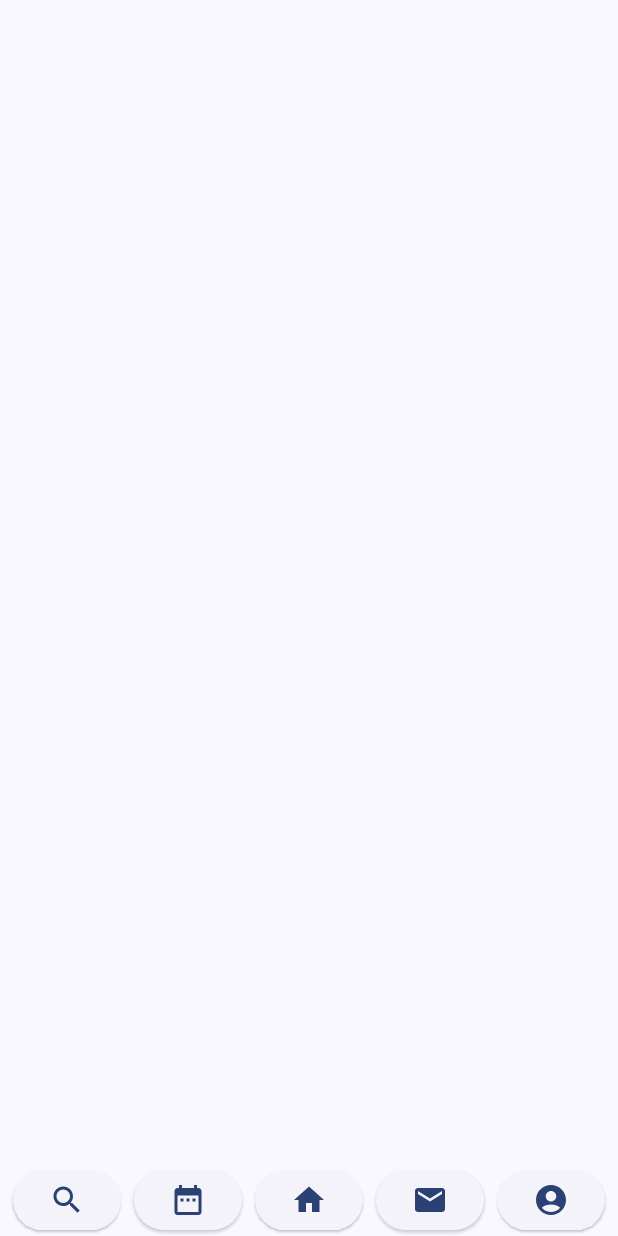
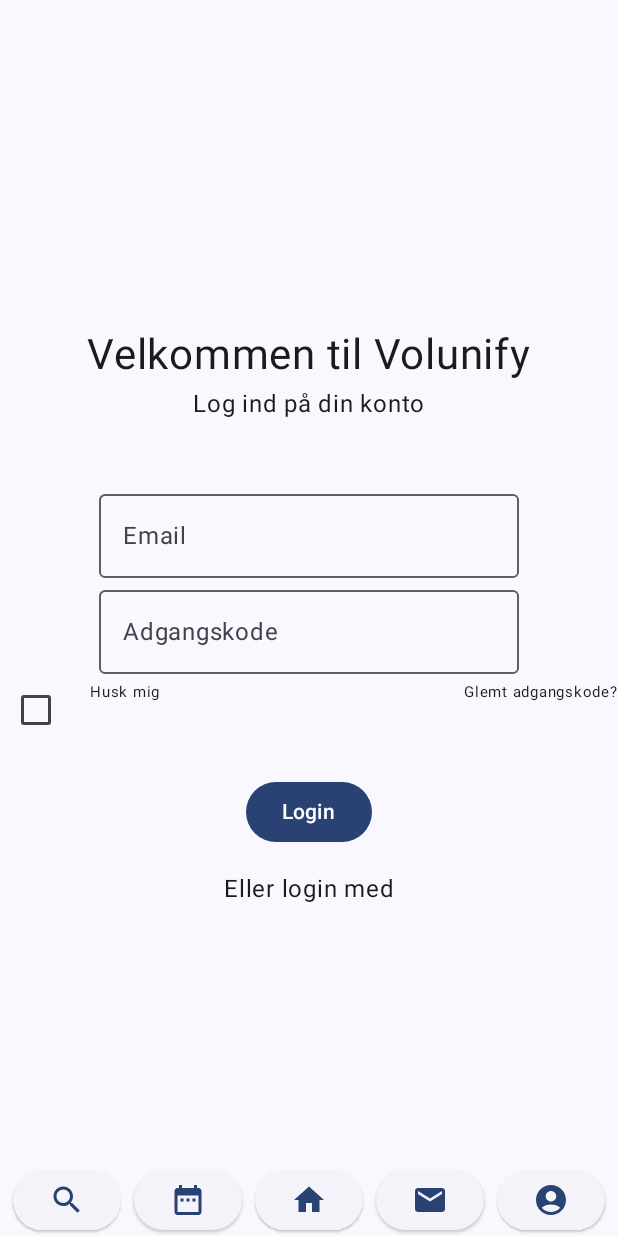
Before and after one commit to ITA23-Studiegruppe-2/Frivillig-Eksamens-Projekt, an Android app built with Jetpack Compose: the screen it shows after launch (MainActivity), on a phone screen of 412 x 824 dp. Run offline under Robolectric (Android 15) with nearby library versions, the phone set to English and light mode, and no system bars; our stand-ins replace Firebase (no records; nobody signed in at launch, a user with empty details on screens opened directly).

Commit message:
Added LoginScreen

```diff
--- a/app/src/main/java/com/example/frivillig_eksamens_projekt/MainActivity.kt
+++ b/app/src/main/java/com/example/frivillig_eksamens_projekt/MainActivity.kt
@@ -12,6 +12,7 @@
 import androidx.compose.ui.Modifier
 import androidx.compose.ui.tooling.preview.Preview
 import com.example.frivillig_eksamens_projekt.navigation.Navigation
+import com.example.frivillig_eksamens_projekt.ui.loginScreen.LoginScreen
 import com.example.frivillig_eksamens_projekt.ui.navigationBar.BottomNavigationBar
 import com.example.frivillig_eksamens_projekt.ui_elements.theme.FrivilligEksamensProjektTheme
 
@@ -25,6 +26,9 @@
                     modifier = Modifier.fillMaxSize(),
                     color = MaterialTheme.colorScheme.background
                 ) {
+                    LoginScreen(
+                        onSuccessLogin = {}
+                    )
                     BottomNavigationBar(
                         onSearchClick = { /*TODO*/ },
                         onCalenderClick = { /*TODO*/ },
--- /dev/null
+++ b/app/src/main/java/com/example/frivillig_eksamens_projekt/ui/loginScreen/Login.kt
@@ -0,0 +1,86 @@
+package com.example.frivillig_eksamens_projekt.ui.loginScreen
+
+
+import androidx.compose.foundation.clickable
+import androidx.compose.foundation.layout.*
+import androidx.compose.material3.Button
+import androidx.compose.material3.Checkbox
+import androidx.compose.material3.OutlinedTextField
+import androidx.compose.material3.Text
+import androidx.compose.runtime.Composable
+import androidx.compose.ui.Alignment
+import androidx.compose.ui.Modifier
+import androidx.compose.ui.unit.dp
+import androidx.compose.ui.unit.sp
+
+
+
+@Composable
+fun LoginScreen(
+    onSuccessLogin: () -> Unit,
+) {
+    val loginViewModel = LoginViewModel()
+
+
+    Column(
+        modifier = Modifier.fillMaxSize(),
+        verticalArrangement = Arrangement.Center,
+        horizontalAlignment = Alignment.CenterHorizontally
+    ) {
+
+        //Titel & undertitel
+        Text(text = "Velkommen til Volunify", fontSize = 28.sp)
+        Spacer(modifier = Modifier.height(4.dp))
+        Text(text = "Log ind på din konto")
+
+
+        //Email
+        Spacer(modifier = Modifier.height(40.dp))
+        OutlinedTextField(
+            value = loginViewModel.email,
+            onValueChange = { loginViewModel.email = it },
+            label = {
+                Text(text = "Email")
+            })
+
+
+        //Adgangskode
+        OutlinedTextField(
+            value = loginViewModel.password,
+            onValueChange = { loginViewModel.password = it },
+            label = {
+                Text(text = "Adgangskode")
+            })
+
+
+        //Checkbox & glemt adgangskode
+        Row {
+            Checkbox(
+                checked = loginViewModel.rememberMe,
+                onCheckedChange = { loginViewModel.rememberMe = it }
+            )
+            Spacer(modifier = Modifier.width(12.dp))
+            Text(
+                text = "Husk mig",
+                fontSize = 10.sp
+            )
+            Spacer(modifier = Modifier.weight(10f))
+            Text(text = "Glemt adgangskode?", fontSize = 10.sp, modifier = Modifier.clickable {
+
+            })
+        }
+
+        //Login
+        Spacer(modifier = Modifier.height(20.dp))
+        Button(onClick = {
+            loginViewModel.login(loginViewModel.email, loginViewModel.password, onSuccessLogin, onFailure = {})
+        }) {
+            Text(text = "Login")
+
+        }
+
+        //Login via noget andet
+        Spacer(modifier = Modifier.height(15.dp))
+        Text(text = "Eller login med")
+    }
+}
--- /dev/null
+++ b/app/src/main/java/com/example/frivillig_eksamens_projekt/ui/loginScreen/LoginViewModel.kt
@@ -0,0 +1,24 @@
+package com.example.frivillig_eksamens_projekt.ui.loginScreen
+
+import androidx.compose.runtime.Composable
+import androidx.compose.runtime.getValue
+import androidx.compose.runtime.mutableStateOf
+import androidx.compose.runtime.remember
+import androidx.compose.runtime.setValue
+import androidx.lifecycle.ViewModel
+import com.example.frivillig_eksamens_projekt.services.AccountService
+
+class LoginViewModel: ViewModel() {
+    var accountService: AccountService = AccountService()
+
+    var rememberMe by mutableStateOf(false)
+    var email by   mutableStateOf("")
+    var password by  mutableStateOf("")
+
+
+    fun login(email: String, password: String, onSuccessLogin: () -> Unit, onFailure: () -> Unit) {
+        accountService.authenticate(email, password, onSuccessLogin, onFailure)
+    }
+
+
+}
```
